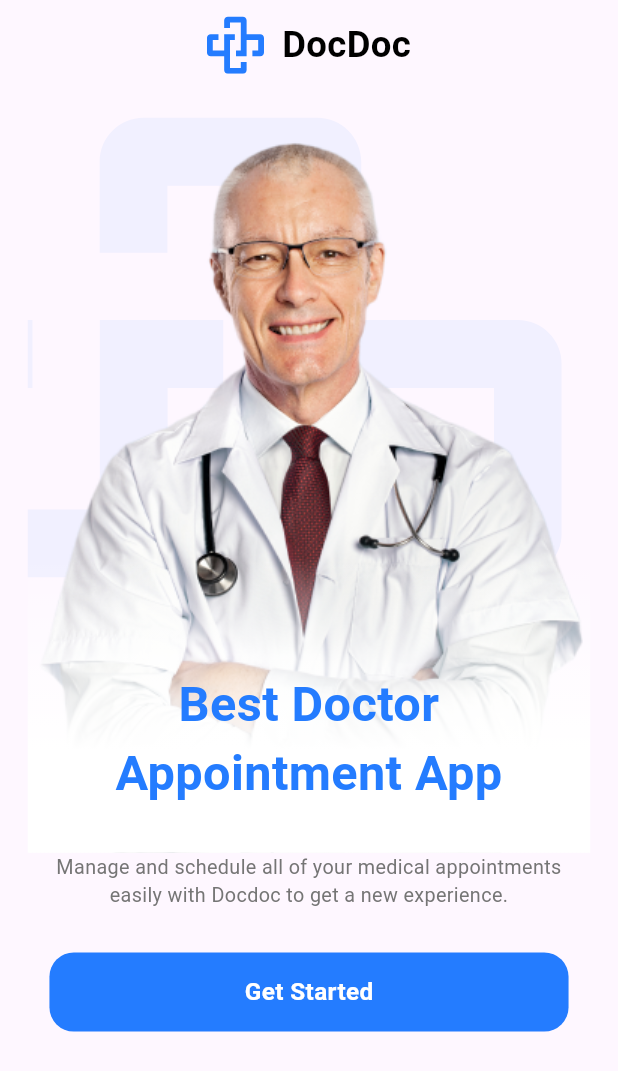
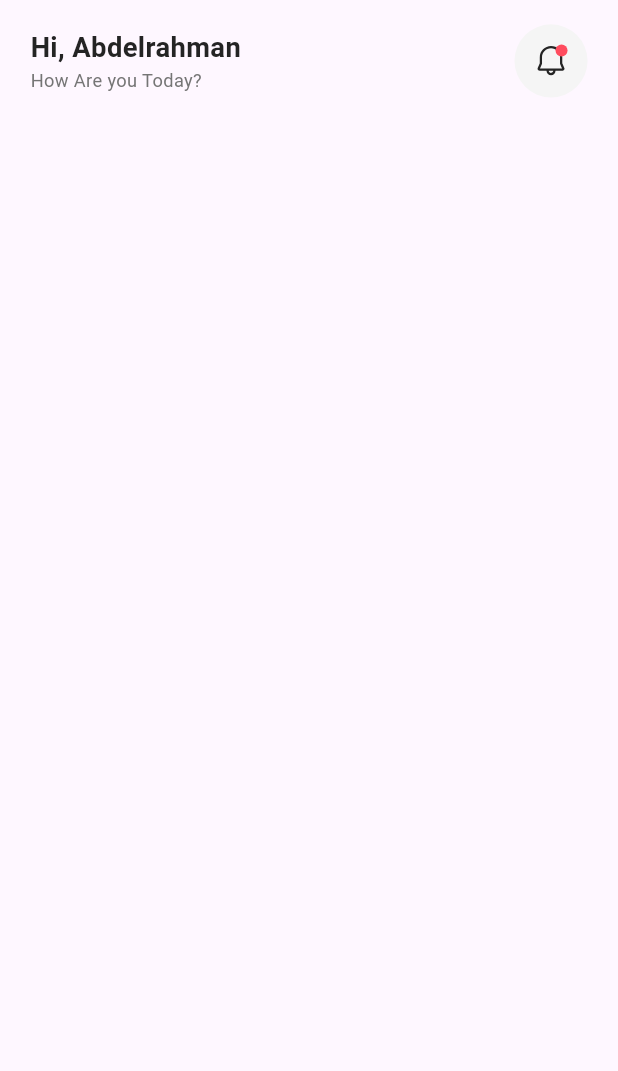
Before and after one commit to AbdelrahmanHosni626/DocDoc, a Flutter app: the screen it shows after launch, on a phone screen of 412 x 824 dp. Shown: the top 1071 px of the screen. Run offline on Flutter 3.47's test engine with Material 3 defaults, Android fonts, the phone set to English and light mode, and no system bars; our stand-ins replace auto_route, dio, firebase_core, flutter_bloc, flutter_screenutil, flutter_svg and 5 more; accounts and stored records are empty; generated files the repository leaves out were written again.

Commit message:
Add home app bar

```diff
--- a/lib/core/utils/assets_manager.dart
+++ b/lib/core/utils/assets_manager.dart
@@ -4,9 +4,12 @@ class AssetsManager {
   static const String _svgsPath = "assets/svgs";
 
   static const String svgDocDocLogo = "$_svgsPath/docdoc_logo.svg";
+  static const String notificationsIcon = "$_svgsPath/notifications.svg";
   static const String svgDocDocLowOpacityLogo =
       "$_svgsPath/docdoc_low_opacity_logo.svg";
+
   static const String imagesOnboardingDoctor =
       "$_onBoardingPath/onboarding_doctor.png";
+
   static const String avatar = "$_homePath/avatar.png";
 }
--- /dev/null
+++ b/lib/features/home/ui/screens/home_screen.dart
@@ -0,0 +1,54 @@
+import 'package:auto_route/auto_route.dart';
+import 'package:docdoc/core/utils/assets_manager.dart';
+import 'package:docdoc/settings/theming/colors.dart';
+import 'package:docdoc/settings/theming/styles.dart';
+import 'package:flutter/material.dart';
+import 'package:flutter_screenutil/flutter_screenutil.dart';
+import 'package:flutter_svg/flutter_svg.dart';
+
+@RoutePage()
+class HomeScreen extends StatelessWidget {
+  const HomeScreen({super.key});
+
+  @override
+  Widget build(BuildContext context) {
+    return Scaffold(
+      body: SafeArea(
+        child: Padding(
+          padding: const EdgeInsets.fromLTRB(20, 16, 20, 28).r,
+          child: ListView(
+            children: [
+              homeAppBar(),
+            ],
+          ),
+        ),
+      ),
+    );
+  }
+
+  Widget homeAppBar() {
+    return Row(
+      children: [
+        Column(
+          crossAxisAlignment: CrossAxisAlignment.start,
+          children: [
+            Text(
+              'Hi, Abdelrahman',
+              style: TextStyles.font18DarkBlueBold,
+            ),
+            Text(
+              'How Are you Today?',
+              style: TextStyles.font12GreyRegular,
+            ),
+          ],
+        ),
+        const Spacer(),
+        CircleAvatar(
+          radius: 24.r,
+          backgroundColor: ColorsManager.moreLighterGray,
+          child: SvgPicture.asset(AssetsManager.notificationsIcon),
+        ),
+      ],
+    );
+  }
+}
--- a/lib/features/shared/widgets/docdoc_loading.dart
+++ /dev/null
@@ -1,12 +0,0 @@
-import 'package:flutter/material.dart';
-
-class DocDocLoading extends StatelessWidget {
-  const DocDocLoading({super.key});
-
-  @override
-  Widget build(BuildContext context) {
-    return const Center(
-      child: CircularProgressIndicator(),
-    );
-  }
-}
--- a/lib/settings/router/app_router.dart
+++ b/lib/settings/router/app_router.dart
@@ -12,7 +12,7 @@ class AppRouter extends RootStackRouter {
   List<AutoRoute> get routes => [
         AutoRoute(
           page: UnAuthenticatedRoute.page,
-          initial: true,
+          // initial: true,
           children: [
             CustomRoute(
               initial: true,
@@ -27,6 +27,18 @@ class AppRouter extends RootStackRouter {
             ),
             CustomRoute(
               page: RegisterRoute.page,
+              transitionsBuilder: TransitionsBuilders.fadeIn,
+              durationInMilliseconds: 300,
+            ),
+          ],
+        ),
+        AutoRoute(
+          page: AuthenticatedRoute.page,
+          initial: true,
+          children: [
+            CustomRoute(
+              initial: true,
+              page: HomeRoute.page,
               transitionsBuilder: TransitionsBuilders.fadeIn,
               durationInMilliseconds: 300,
             ),
@@ -47,3 +59,8 @@ class UnAuthenticated extends AutoRouter implements AutoRouteWrapper {
     );
   }
 }
+
+@RoutePage(name: "AuthenticatedRoute")
+class Authenticated extends AutoRouter {
+  const Authenticated({super.key});
+}
--- a/lib/settings/theming/colors.dart
+++ b/lib/settings/theming/colors.dart
@@ -9,4 +9,5 @@ class ColorsManager {
   static const Color moreLightGrey = Color(0xFFFDFDFF);
   static const Color successColor = Color(0xFF00DB16);
   static const Color errorColor = Color(0xFFFF0000);
+  static const Color moreLighterGray = Color(0xFFF5F5F5);
 }
--- a/lib/settings/theming/styles.dart
+++ b/lib/settings/theming/styles.dart
@@ -10,16 +10,40 @@ class TextStyles {
     color: ColorsManager.mainBlue,
   );
 
+  static TextStyle font24BlackBold = TextStyle(
+    fontSize: 24.sp,
+    fontWeight: FontWeightHelper.bold,
+    color: Colors.black,
+  );
+
   static TextStyle font24BlueBold = TextStyle(
     fontSize: 24.sp,
     fontWeight: FontWeightHelper.bold,
     color: ColorsManager.mainBlue,
   );
 
-  static TextStyle font24BlackBold = TextStyle(
-    fontSize: 24.sp,
+  static TextStyle font18DarkBlueBold = TextStyle(
+    fontSize: 18.sp,
     fontWeight: FontWeightHelper.bold,
-    color: Colors.black,
+    color: ColorsManager.darkBlue,
+  );
+
+  static TextStyle font18DarkBlueSemiBold = TextStyle(
+    fontSize: 18.sp,
+    fontWeight: FontWeightHelper.semiBold,
+    color: ColorsManager.darkBlue,
+  );
+
+  static TextStyle font18WhiteMedium = TextStyle(
+    fontSize: 18.sp,
+    fontWeight: FontWeightHelper.medium,
+    color: Colors.white,
+  );
+
+  static TextStyle font16WhiteMedium = TextStyle(
+    fontSize: 16.sp,
+    fontWeight: FontWeightHelper.medium,
+    color: Colors.white,
   );
 
   static TextStyle font16WhiteSemiBold = TextStyle(
@@ -31,6 +55,30 @@ class TextStyles {
   static TextStyle font15DarkBlueMedium = TextStyle(
     fontSize: 15.sp,
     fontWeight: FontWeightHelper.medium,
+    color: ColorsManager.darkBlue,
+  );
+
+  static TextStyle font14GreyRegular = TextStyle(
+    fontSize: 14.sp,
+    fontWeight: FontWeightHelper.regular,
+    color: ColorsManager.grey,
+  );
+
+  static TextStyle font14LightGreyRegular = TextStyle(
+    fontSize: 14.sp,
+    fontWeight: FontWeightHelper.regular,
+    color: ColorsManager.lightGrey,
+  );
+
+  static TextStyle font14DarkBlueMedium = TextStyle(
+    fontSize: 14.sp,
+    fontWeight: FontWeightHelper.medium,
+    color: ColorsManager.darkBlue,
+  );
+
+  static TextStyle font14DarkBlueBold = TextStyle(
+    fontSize: 14.sp,
+    fontWeight: FontWeightHelper.bold,
     color: ColorsManager.darkBlue,
   );
 
@@ -46,14 +94,8 @@ class TextStyles {
     color: ColorsManager.mainBlue,
   );
 
-  static TextStyle font14DarkBlueMedium = TextStyle(
-    fontSize: 14.sp,
-    fontWeight: FontWeightHelper.medium,
-    color: ColorsManager.darkBlue,
-  );
-
-  static TextStyle font14GreyRegular = TextStyle(
-    fontSize: 14.sp,
+  static TextStyle font13GreyRegular = TextStyle(
+    fontSize: 13.sp,
     fontWeight: FontWeightHelper.regular,
     color: ColorsManager.grey,
   );
@@ -64,14 +106,38 @@ class TextStyles {
     color: ColorsManager.mainBlue,
   );
 
-  static TextStyle font13GreyRegular = TextStyle(
+  static TextStyle font13DarkBlueMedium = TextStyle(
     fontSize: 13.sp,
+    fontWeight: FontWeightHelper.medium,
+    color: ColorsManager.darkBlue,
+  );
+
+  static TextStyle font13DarkBlueRegular = TextStyle(
+    fontSize: 13.sp,
+    fontWeight: FontWeightHelper.regular,
+    color: ColorsManager.darkBlue,
+  );
+
+  static TextStyle font13BlueRegular = TextStyle(
+    fontSize: 13.sp,
+    fontWeight: FontWeightHelper.regular,
+    color: ColorsManager.mainBlue,
+  );
+
+  static TextStyle font12GreyRegular = TextStyle(
+    fontSize: 12.sp,
     fontWeight: FontWeightHelper.regular,
     color: ColorsManager.grey,
   );
 
-  static TextStyle font13DarkBlueRegular = TextStyle(
-    fontSize: 13.sp,
+  static TextStyle font12GreyMedium = TextStyle(
+    fontSize: 12.sp,
+    fontWeight: FontWeightHelper.medium,
+    color: ColorsManager.grey,
+  );
+
+  static TextStyle font12DarkBlueRegular = TextStyle(
+    fontSize: 12.sp,
     fontWeight: FontWeightHelper.regular,
     color: ColorsManager.darkBlue,
   );
```
Also changed, not shown: assets/svgs/notifications.svg (added), lib/settings/router/app_router.gr.dart.
